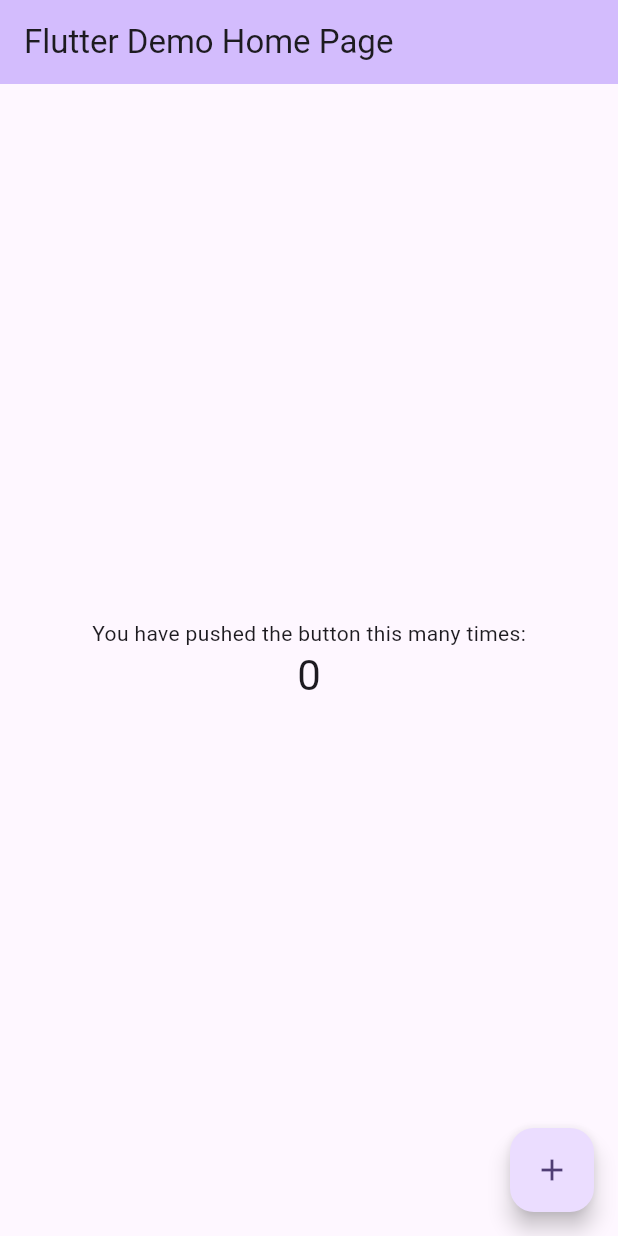
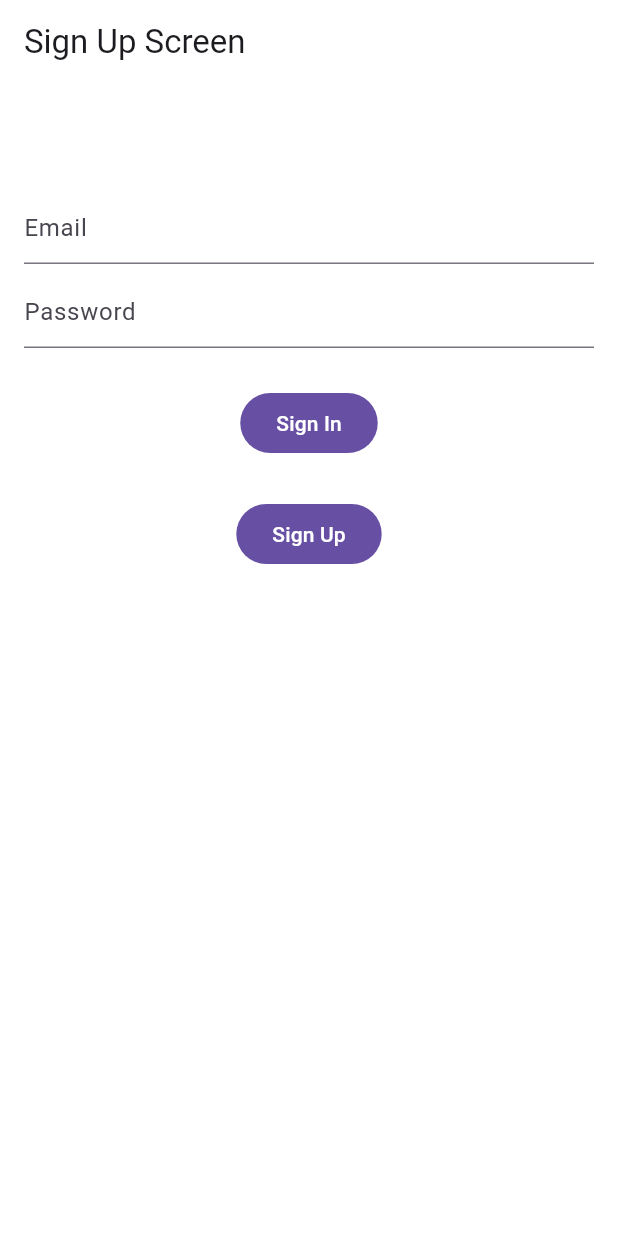
Before and after one commit to Mohammod-Tasin/firebase_live_score, a Flutter app: the screen it shows after launch, on a phone screen of 412 x 824 dp. Run offline on Flutter 3.47's test engine with Material 3 defaults, Android fonts, the phone set to English and light mode, and no system bars; our stand-ins replace cloud_firestore, firebase_auth, firebase_core; accounts and stored records are empty.

Commit message:
Alhamdulillah Firebase auth one successfully, but need some more upgrade

```diff
--- /dev/null
+++ b/lib/app.dart
@@ -0,0 +1,35 @@
+import 'package:firebase_auth/firebase_auth.dart';
+import 'package:firebase_live_score/sign_in_screen.dart';
+import 'package:firebase_live_score/sign_up_screen.dart';
+import 'package:flutter/material.dart';
+
+import 'home_screen.dart';
+
+class FootballLiveScoreApp extends StatefulWidget {
+  const FootballLiveScoreApp({super.key});
+
+  @override
+  State<FootballLiveScoreApp> createState() => _FootballLiveScoreAppState();
+}
+
+class _FootballLiveScoreAppState extends State<FootballLiveScoreApp> {
+  @override
+  Widget build(BuildContext context) {
+    return MaterialApp(
+      home: StreamBuilder<User?>(
+        stream: FirebaseAuth.instance.authStateChanges(),
+        builder: (context, asyncSnapshots) {
+          if (asyncSnapshots.hasData) {
+            return const HomeScreen();
+          }  else{
+            return SignInScreen();
+          }
+          /// app e uporer ei kaj ta korar dara ami command dilam je, jodi app e auth state change hoy , meaning->
+          /// jodi sign in ba sign up hoy tahole <User?> er moddhe credential gulo chole jabe ar asyncSnapshot e
+          /// datagula load hobe, ar is else bola hoise je, asyncSnapshot e data thakle homeScreen e chole jabe ar
+          /// na thakle Sign In screen e jabe. eta puro application er jonno.
+        }
+      ),
+    );
+  }
+}
--- a/lib/main.dart
+++ b/lib/main.dart
@@ -1,3 +1,4 @@
+import 'package:firebase_live_score/app.dart';
 import 'package:flutter/material.dart';
 import 'package:firebase_core/firebase_core.dart';
 import 'firebase_options.dart';
@@ -7,122 +8,5 @@ Future<void> main() async {
   await Firebase.initializeApp(
     options: DefaultFirebaseOptions.currentPlatform,
   );
-  runApp(const MyApp());
+  runApp(const FootballLiveScoreApp());
 }
-
-class MyApp extends StatelessWidget {
-  const MyApp({super.key});
-
-  // This widget is the root of your application.
-  @override
-  Widget build(BuildContext context) {
-    return MaterialApp(
-      title: 'Flutter Demo',
-      theme: ThemeData(
-        // This is the theme of your application.
-        //
-        // TRY THIS: Try running your application with "flutter run". You'll see
-        // the application has a purple toolbar. Then, without quitting the app,
-        // try changing the seedColor in the colorScheme below to Colors.green
-        // and then invoke "hot reload" (save your changes or press the "hot
-        // reload" button in a Flutter-supported IDE, or press "r" if you used
-        // the command line to start the app).
-        //
-        // Notice that the counter didn't reset back to zero; the application
-        // state is not lost during the reload. To reset the state, use hot
-        // restart instead.
-        //
-        // This works for code too, not just values: Most code changes can be
-        // tested with just a hot reload.
-        colorScheme: .fromSeed(seedColor: Colors.deepPurple),
-      ),
-      home: const MyHomePage(title: 'Flutter Demo Home Page'),
-    );
-  }
-}
-
-class MyHomePage extends StatefulWidget {
-  const MyHomePage({super.key, required this.title});
-
-  // This widget is the home page of your application. It is stateful, meaning
-  // that it has a State object (defined below) that contains fields that affect
-  // how it looks.
-
-  // This class is the configuration for the state. It holds the values (in this
-  // case the title) provided by the parent (in this case the App widget) and
-  // used by the build method of the State. Fields in a Widget subclass are
-  // always marked "final".
-
-  final String title;
-
-  @override
-  State<MyHomePage> createState() => _MyHomePageState();
-}
-
-class _MyHomePageState extends State<MyHomePage> {
-  int _counter = 0;
-
-  void _incrementCounter() {
-    setState(() {
-      // This call to setState tells the Flutter framework that something has
-      // changed in this State, which causes it to rerun the build method below
-      // so that the display can reflect the updated values. If we changed
-      // _counter without calling setState(), then the build method would not be
-      // called again, and so nothing would appear to happen.
-      _counter++;
-    });
-  }
-
-  @override
-  Widget build(BuildContext context) {
-    // This method is rerun every time setState is called, for instance as done
-    // by the _incrementCounter method above.
-    //
-    // The Flutter framework has been optimized to make rerunning build methods
-    // fast, so that you can just rebuild anything that needs updating rather
-    // than having to individually change instances of widgets.
-    return Scaffold(
-      appBar: AppBar(
-        // TRY THIS: Try changing the color here to a specific color (to
-        // Colors.amber, perhaps?) and trigger a hot reload to see the AppBar
-        // change color while the other colors stay the same.
-        backgroundColor: Theme.of(context).colorScheme.inversePrimary,
-        // Here we take the value from the MyHomePage object that was created by
-        // the App.build method, and use it to set our appbar title.
-        title: Text(widget.title),
-      ),
-      body: Center(
-        // Center is a layout widget. It takes a single child and positions it
-        // in the middle of the parent.
-        child: Column(
-          // Column is also a layout widget. It takes a list of children and
-          // arranges them vertically. By default, it sizes itself to fit its
-          // children horizontally, and tries to be as tall as its parent.
-          //
-          // Column has various properties to control how it sizes itself and
-          // how it positions its children. Here we use mainAxisAlignment to
-          // center the children vertically; the main axis here is the vertical
-          // axis because Columns are vertical (the cross axis would be
-          // horizontal).
-          //
-          // TRY THIS: Invoke "debug painting" (choose the "Toggle Debug Paint"
-          // action in the IDE, or press "p" in the console), to see the
-          // wireframe for each widget.
-          mainAxisAlignment: .center,
-          children: [
-            const Text('You have pushed the button this many times:'),
-            Text(
-              '$_counter',
-              style: Theme.of(context).textTheme.headlineMedium,
-            ),
-          ],
-        ),
-      ),
-      floatingActionButton: FloatingActionButton(
-        onPressed: _incrementCounter,
-        tooltip: 'Increment',
-        child: const Icon(Icons.add),
-      ),
-    );
-  }
-}
--- /dev/null
+++ b/lib/sign_in_screen.dart
@@ -0,0 +1,104 @@
+import 'package:firebase_auth/firebase_auth.dart';
+import 'package:firebase_live_score/home_screen.dart';
+import 'package:firebase_live_score/sign_up_screen.dart';
+import 'package:flutter/material.dart';
+
+class SignInScreen extends StatefulWidget {
+  const SignInScreen({super.key});
+
+  @override
+  State<SignInScreen> createState() => _SignInScreenState();
+}
+
+class _SignInScreenState extends State<SignInScreen> {
+  final TextEditingController _emailController = TextEditingController();
+  final TextEditingController _passwordController = TextEditingController();
+
+  final GlobalKey<FormState> _formKey = GlobalKey<FormState>();
+  @override
+  Widget build(BuildContext context) {
+    return Scaffold(
+      backgroundColor: Colors.white,
+      appBar: AppBar(
+        backgroundColor: Colors.white,
+        title: Text("Sign Up Screen"),
+      ),
+      body: Padding(
+        padding: const EdgeInsets.all(16.0),
+        child: Form(
+          key: _formKey,
+          child: Column(
+            spacing: 8,
+            children: [
+              const SizedBox(height: 48),
+              TextFormField(
+                controller: _emailController,
+                textInputAction: TextInputAction.next,
+                decoration: InputDecoration(hintText: 'Email'),
+                validator: (String? value) {
+                  if (value?.trim().isEmpty ?? true) {
+                    return 'Enter a valid email';
+                  }
+                },
+              ),
+              TextFormField(
+                controller: _passwordController,
+                textInputAction: TextInputAction.next,
+                decoration: InputDecoration(hintText: 'Password'),
+                validator: (String? value) {
+                  if (value?.isEmpty ?? true) {
+                    return 'Enter a valid password';
+                  }
+                },
+              ),
+              const SizedBox(height: 10),
+              FilledButton(
+                onPressed: _onTapSubmitButton,
+                child: Text('Sign In'),
+              ),
+              const SizedBox(height: 10),
+              FilledButton(
+                onPressed: (){
+                  Navigator.push(context, MaterialPageRoute(builder: (_)=>SignUpScreen()));
+                },
+                child: Text('Sign Up'),
+              ),
+            ],
+          ),
+        ),
+      ),
+    );
+  }
+
+  void _onTapSubmitButton() {
+    if (_formKey.currentState!.validate()) {
+      _signInUser();
+    }
+  }
+
+  Future<void> _signInUser() async {
+    try {
+      await FirebaseAuth.instance
+          .signInWithEmailAndPassword(
+            email: _emailController.text.trim(),
+            password: _passwordController.text,
+          );
+      ScaffoldMessenger.of(
+        context,
+      ).showSnackBar(SnackBar(content: Text('User logged in successfully')));
+      // Navigator.pushAndRemoveUntil(
+      //   context,
+      //   MaterialPageRoute(builder: (_) => HomeScreen()),
+      //   (predicate) => false,
+      // );
+    } on FirebaseAuthException catch (e) {
+      showSnackbarMsg(e.message ?? 'Something went wrong');
+    } catch (e) {
+      showSnackbarMsg(e.toString());
+    }
+  }
+
+  void showSnackbarMsg(String msg) {
+    ScaffoldMessenger.of(context).showSnackBar(SnackBar(content: Text(msg)));
+  }
+}
```
Also changed, not shown: lib/home_screen.dart (added, +144 -0 lines), lib/sign_up_screen.dart (added, +109 -0 lines), pubspec.yaml (+4 -69 lines), pubspec.lock, 5 other files.
